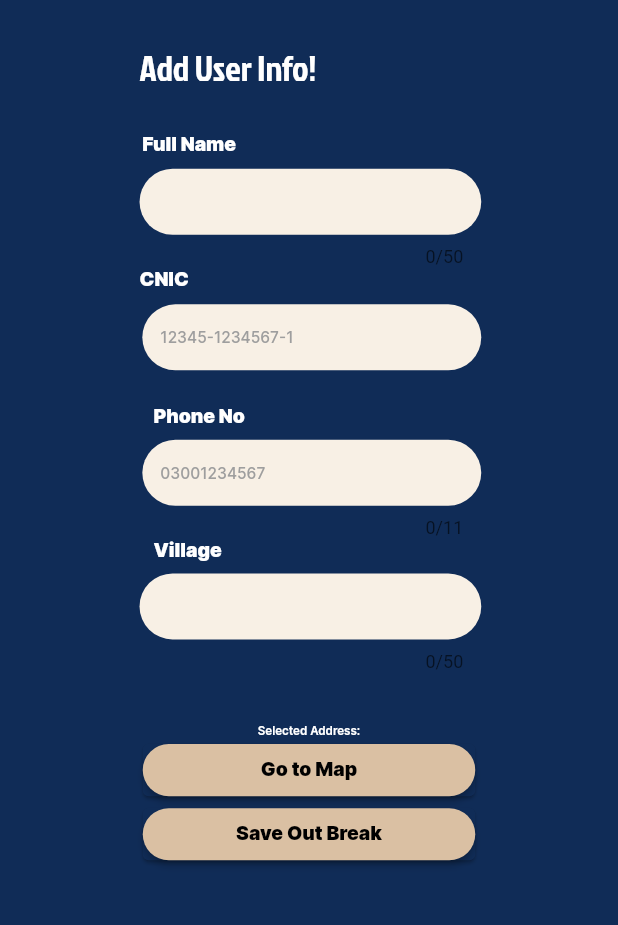
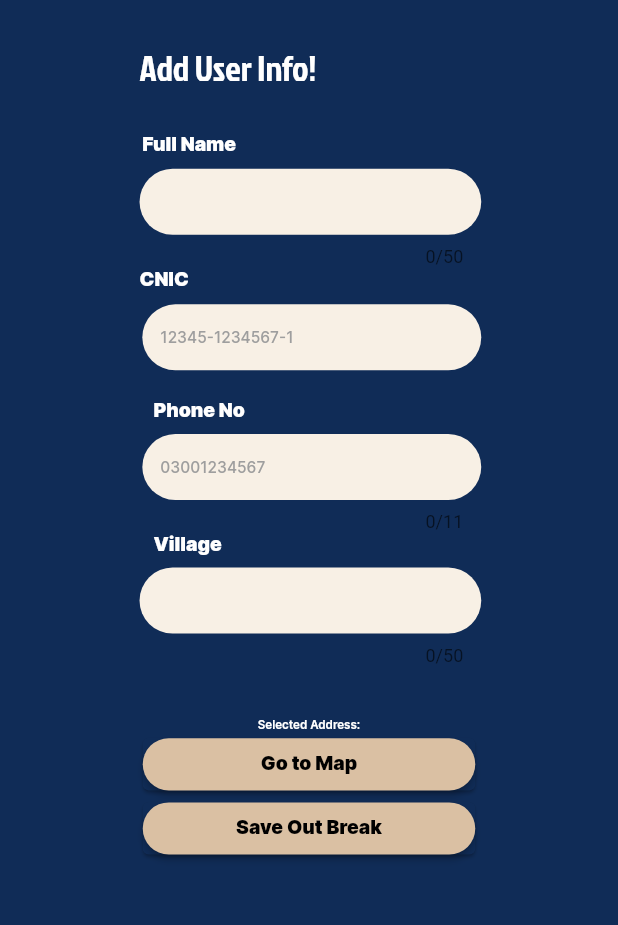
Before and after one commit to malukishtiaq/ppr_disease_reporting, a Flutter app: the MapsPage screen opened by its route, after a tap on "Next", on a phone screen of 412 x 824 dp, the part 49-974 px from its top. Run offline on Flutter 3.47's test engine with Material 2 defaults, Android fonts, the phone set to English and light mode, and no system bars; our stand-ins replace cached_network_image, flutter_svg, geocoding, get, google_maps_flutter, location and 2 more; accounts and stored records are empty; network calls fail.

Commit message:
fixed all pugs

```diff
--- a/lib/helper/dialog_helper.dart
+++ b/lib/helper/dialog_helper.dart
@@ -18,7 +18,7 @@ class DialogHelper {
               ),
               Text(
                 description ?? '',
-                style: Get.textTheme.headline6,
+                style: Get.textTheme.labelSmall,
               ),
               ElevatedButton(
                 onPressed: () {
--- a/lib/models/save_disease.dart
+++ b/lib/models/save_disease.dart
@@ -8,6 +8,7 @@ class SaveDisease {
   String createdBy;
   String latitude;
   String longitude;
+  String district;
 
   SaveDisease({
     required this.name,
@@ -19,6 +20,7 @@ class SaveDisease {
     required this.createdBy,
     required this.latitude,
     required this.longitude,
+    required this.district,
   });
 
   factory SaveDisease.fromJson(Map<String, dynamic> json) {
@@ -32,6 +34,7 @@ class SaveDisease {
       createdBy: json['created_by'] as String,
       latitude: json['latitude'] as String,
       longitude: json['longitude'] as String,
+      district: json['district'] as String,
     );
   }
 
@@ -46,6 +49,7 @@ class SaveDisease {
       'created_by': createdBy,
       'longitude': longitude,
       'latitude': latitude,
+      'district': district,
     };
   }
 }
--- a/lib/network/api_service.dart
+++ b/lib/network/api_service.dart
@@ -60,6 +60,7 @@ class ApiService {
       'village': saveDisease.village,
       'phone': saveDisease.phone,
       'province': saveDisease.province,
+      'district': saveDisease.district,
       'created_by': saveDisease.createdBy,
     });
 
--- a/lib/presentation/maps/maps_page.dart
+++ b/lib/presentation/maps/maps_page.dart
@@ -120,7 +120,7 @@ class MapsPage extends StatelessWidget {
           ),
           SizedBox(height: 13.v),
           _buildCNIC(mapsController),
-          SizedBox(height: 36.v),
+          SizedBox(height: 30.v),
           Padding(
             padding: EdgeInsets.only(left: 6.h),
             child: Text(
```
Also changed, not shown: lib/presentation/login/login_controller.dart (+9 -1 lines), lib/presentation/maps/maps_controller.dart (+237 -9 lines), assets/images/img_reshot_illustra.png.
